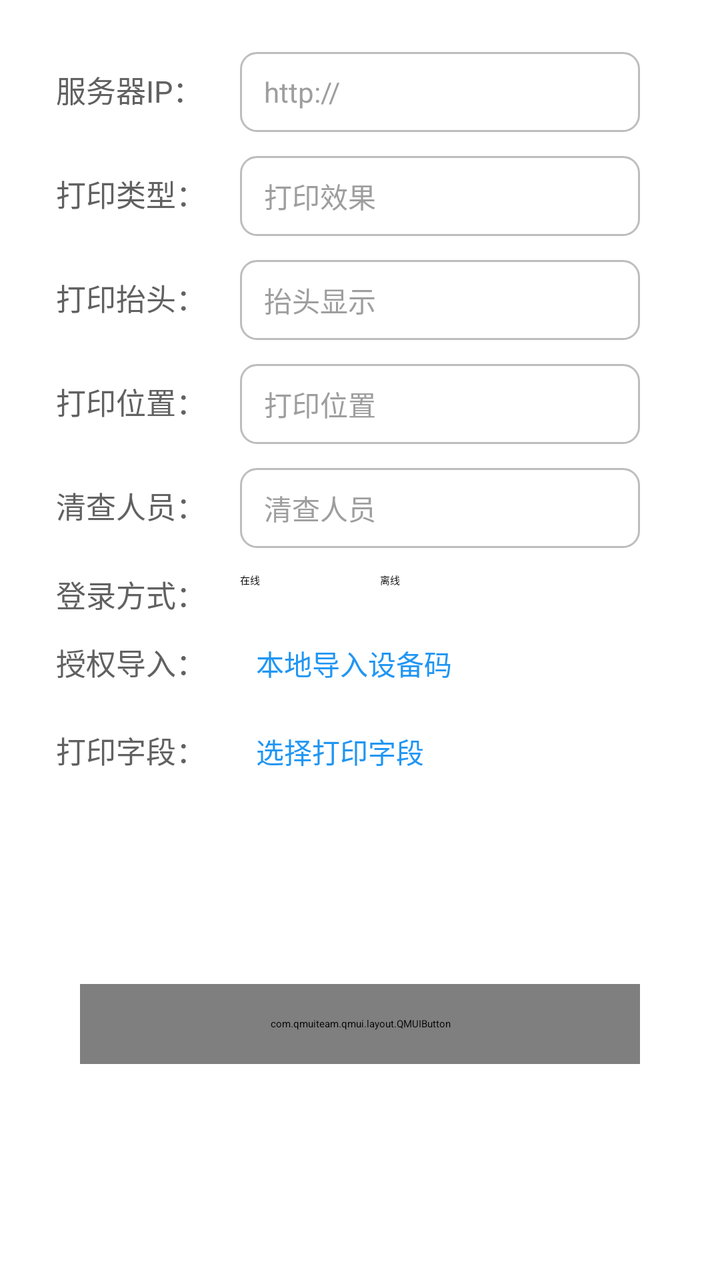
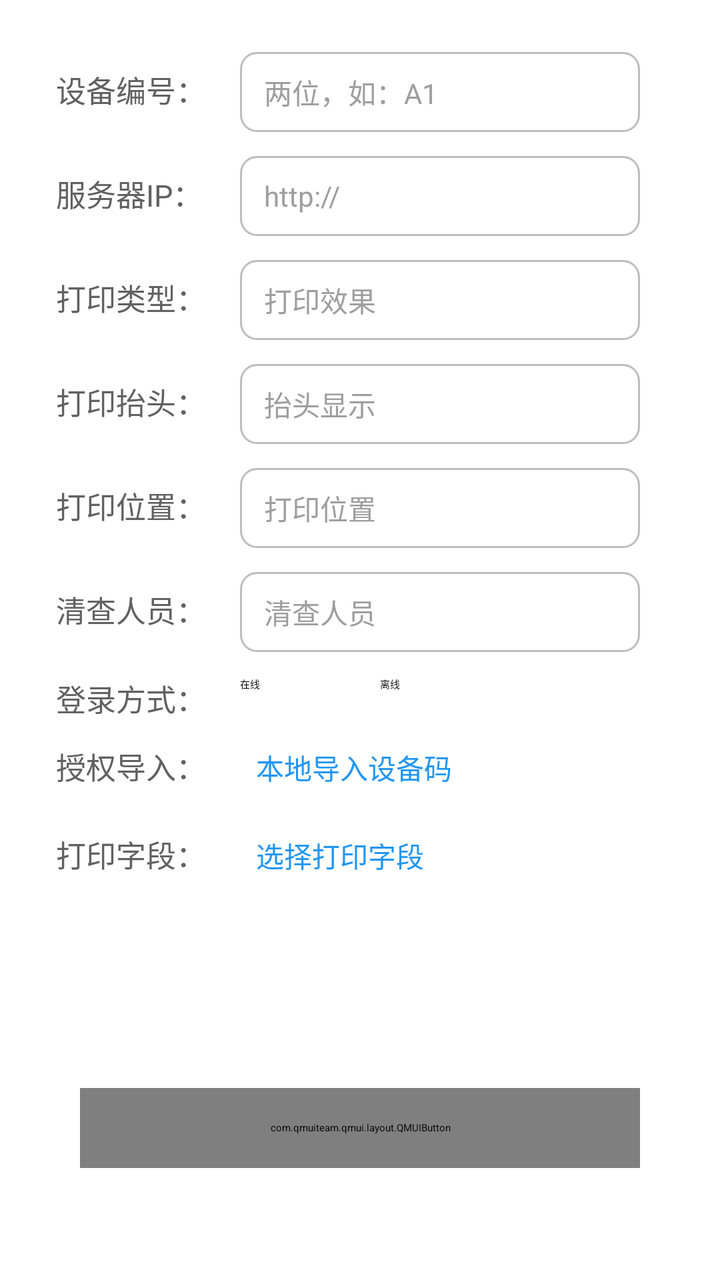

Before-and-after screenshots of an Android layout around one commit, followed by the original layout XML and the change that was made.
<!-- AndroidManifest.xml: application theme AppTheme -->
<!-- res/layout/activity_login_setting.xml -->
<?xml version="1.0" encoding="utf-8"?>
<ScrollView xmlns:android="http://schemas.android.com/apk/res/android"
            android:layout_width="match_parent"
            android:layout_height="match_parent">

    <LinearLayout
            android:layout_width="match_parent"
            android:layout_height="wrap_content"
            android:orientation="vertical"
            android:padding="0dp">

        <com.qmuiteam.qmui.widget.QMUITopBar
                android:id="@+id/topbar"
                android:layout_width="match_parent"
                android:layout_height="?attr/qmui_topbar_height"/>

        <LinearLayout
                android:layout_width="match_parent"
                android:layout_height="match_parent"
                android:orientation="vertical"
                android:padding="20dp">

            
            <LinearLayout
                    android:layout_width="match_parent"
                    android:layout_height="wrap_content"
                    android:paddingVertical="6dp"
                    android:orientation="horizontal">

                <TextView
                        style="@style/from_label"
                        android:layout_width="100dp"
                        android:layout_height="wrap_content"
                        android:text="服务器IP："/>

                <EditText
                        android:id="@+id/editServerIP"
                        style="@style/from_value"
                        android:layout_width="0dp"
                        android:layout_weight="3"
                        android:layout_marginRight="20dp"
                        android:drawablePadding="10dp"
                        android:focusable="true"
                        android:focusableInTouchMode="true"
                        android:text=""
                        android:hint="http://"/>
            </LinearLayout>

            
            <LinearLayout
                    android:layout_width="match_parent"
                    android:layout_height="wrap_content"
                    android:paddingVertical="6dp"
                    android:orientation="horizontal">

                <TextView
                        style="@style/from_label"
                        android:layout_width="100dp"
                        android:layout_height="wrap_content"
                        android:text="打印类型："/>

                <EditText
                        android:id="@+id/editPrinter"
                        style="@style/from_value"
                        android:layout_width="0dp"
                        android:layout_weight="3"
                        android:layout_marginRight="20dp"
                        android:drawablePadding="10dp"
                        android:focusable="false"
                        android:focusableInTouchMode="false"
                        android:text=""
                        android:hint="打印效果"/>
            </LinearLayout>

            <LinearLayout
                    android:layout_width="match_parent"
                    android:layout_height="wrap_content"
                    android:paddingVertical="6dp"
                    android:orientation="horizontal">

                <TextView
                        style="@style/from_label"
                        android:layout_width="100dp"
                        android:layout_height="wrap_content"
                        android:text="打印抬头："/>

                <EditText
                        android:id="@+id/editPrinterTitle"
                        style="@style/from_value"
                        android:layout_width="0dp"
                        android:layout_weight="3"
                        android:layout_marginRight="20dp"
                        android:drawablePadding="10dp"
                        android:focusable="false"
                        android:focusableInTouchMode="false"
                        android:text=""
                        android:hint="抬头显示"/>
            </LinearLayout>

            <LinearLayout
                    android:layout_width="match_parent"
                    android:layout_height="wrap_content"
                    android:paddingVertical="6dp"
                    android:orientation="horizontal">

                <TextView
                        style="@style/from_label"
                        android:layout_width="100dp"
                        android:layout_height="wrap_content"
                        android:text="打印位置："/>

                <EditText
                        android:id="@+id/editPrinterPosition"
                        style="@style/from_value"
                        android:layout_width="0dp"
                        android:layout_weight="3"
                        android:layout_marginRight="20dp"
                        android:drawablePadding="10dp"
                        android:focusable="false"
                        android:focusableInTouchMode="false"
                        android:text=""
                        android:hint="打印位置"/>
            </LinearLayout>

            <LinearLayout
                    android:layout_width="match_parent"
                    android:layout_height="wrap_content"
                    android:paddingVertical="6dp"
                    android:orientation="horizontal">

                <TextView
                        style="@style/from_label"
                        android:layout_width="100dp"
                        android:layout_height="wrap_content"
                        android:text="清查人员："/>

                <EditText
                        android:id="@+id/editQCY"
                        style="@style/from_value"
                        android:layout_width="0dp"
                        android:layout_weight="3"
                        android:layout_marginRight="20dp"
                        android:drawablePadding="10dp"
                        android:focusable="false"
                        android:focusableInTouchMode="false"
                        android:text=""
                        android:hint="清查人员"/>
            </LinearLayout>

            <LinearLayout
                    android:layout_width="match_parent"
                    android:layout_height="wrap_content"
                    android:paddingVertical="6dp"
                    android:orientation="horizontal">

                <TextView
                        style="@style/from_label"
                        android:layout_width="100dp"
                        android:layout_height="wrap_content"
                        android:text="登录方式："/>

                <RadioGroup
                        android:id="@+id/radioGroupOfflineLogin"
                        android:layout_height="wrap_content"
                        android:layout_width="wrap_content"
                        android:layout_marginEnd="20dp"
                        android:orientation="horizontal">

                    <RadioButton
                            android:id="@+id/radioYes"
                            android:layout_width="wrap_content"
                            android:layout_height="wrap_content"
                            android:layout_marginEnd="60dp"
                            android:text="在线"
                            android:checked="true"
                            android:buttonTint="@color/primary_color"/>

                    <RadioButton
                            android:id="@+id/radioNo"
                            android:layout_width="wrap_content"
                            android:layout_height="wrap_content"
                            android:text="离线"
                            android:checked="false"
                            android:buttonTint="@color/primary_color"/>
                </RadioGroup>
            </LinearLayout>

            <LinearLayout
                    android:layout_width="match_parent"
                    android:layout_height="wrap_content"
                    android:paddingVertical="6dp"
                    android:orientation="horizontal">

                <TextView
                        style="@style/from_label"
                        android:layout_width="100dp"
                        android:layout_height="wrap_content"
                        android:text="授权导入："/>

                <TextView
                        android:id="@+id/importAuthorizationCodeBtnId"
                        style="@style/from_label"
                        android:layout_height="wrap_content"
                        android:layout_width="0dp"
                        android:layout_weight="3"
                        android:textColor="@color/primary_color"
                        android:textSize="14dp"
                        android:text="本地导入设备码"/>

            </LinearLayout>

            <LinearLayout
                    android:layout_width="match_parent"
                    android:layout_height="wrap_content"
                    android:paddingVertical="6dp"
                    android:layout_marginTop="10dp"
                    android:orientation="horizontal">

                <TextView
                        style="@style/from_label"
                        android:layout_width="100dp"
                        android:layout_height="wrap_content"
                        android:text="打印字段："/>

                <TextView
                        style="@style/from_label"
                        android:id="@+id/textPrinterField"
                        android:layout_height="wrap_content"
                        android:layout_width="0dp"
                        android:layout_weight="3"
                        android:textColor="@color/primary_color"
                        android:textSize="14dp"
                        android:text="选择打印字段"/>

            </LinearLayout>

            <LinearLayout
                    android:layout_width="match_parent"
                    android:layout_height="wrap_content"
                    android:layout_marginTop="100dp"
                    android:gravity="center_horizontal">

                <com.qmuiteam.qmui.layout.QMUIButton
                        android:id="@+id/buttonSave"
                        android:layout_width="280dp"
                        android:layout_height="40dp"
                        android:background="@drawable/bg_rounded_button"
                        android:text="确定"
                        android:textColor="@color/colorWhite"
                        android:layout_gravity="center_horizontal"/>
            </LinearLayout>

        </LinearLayout>
    </LinearLayout>
</ScrollView>
<!-- resources referenced by this layout -->
<resources>
  <color name="colorWhite">#F5F5F5</color>
  <color name="primary_color">#2196F3</color>
  <!-- drawable bg_rounded_button (drawable) -->
  <?xml version="1.0" encoding="utf-8"?>
  <shape xmlns:android="http://schemas.android.com/apk/res/android"
         android:shape="rectangle">
      <solid android:color="@color/primary_color" />
      <corners android:radius="10dp" />
  </shape>
  <style name="from_label" parent="TextAppearance.AppCompat.Body1">
          <item name="android:layout_width">0dp</item>
          <item name="android:layout_height">wrap_content</item>
          <item name="android:textSize">15sp</item>
          <item name="android:textColor">@color/form_label</item>
          <item name="android:paddingStart">8dp</item>
          <item name="android:paddingEnd">8dp</item>
          <item name="android:gravity">center_vertical</item>
      </style>
  <style name="AppTheme" parent="QMUI.Compat.NoActionBar">
          <item name="android:windowNoTitle">true</item>
          <item name="android:windowFullscreen">true</item>
          
          
          
          
          
          <item name="android:textAppearanceListItemSmall">@style/QDTextAppearanceListItemSmall</item>
          <item name="android:textAppearanceListItem">@style/QDtextAppearanceListItem</item>
          <item name="android:listPreferredItemHeight">?attr/qmui_list_item_height_higher</item>
          <item name="android:listPreferredItemHeightSmall">?attr/qmui_list_item_height</item>
  
          
          <item name="qmui_config_color_blue">@color/app_color_blue</item>
          <item name="qmui_round_btn_bg_color">@color/s_btn_blue_bg</item>
          <item name="qmui_round_btn_border_color">@color/s_btn_blue_border</item>
          <item name="qmui_round_btn_text_color">@color/s_btn_blue_text</item>
          <item name="qmui_content_spacing_horizontal">20dp</item>
          <item name="qmui_content_padding_horizontal">@dimen/qmui_content_spacing_horizontal</item>
  
          <item name="QMUITopBarStyle">@style/QDTopBar</item>
  
          
          <item name="app_primary_color">?attr/qmui_config_color_blue</item>
          <item name="app_content_bg_color">@color/qmui_config_color_white</item>
  
      </style>
  <color name="form_label">#616161</color>
  <color name="primary_text">#212121</color>
  <color name="hint_text">#9E9E9E</color>
  <style name="QDTextAppearanceListItemSmall">
          <item name="android:textColor">?attr/qmui_config_color_gray_4</item>
          <item name="android:textSize">16sp</item>
          <item name="android:background">?attr/qmui_s_list_item_bg_with_border_bottom_inset_left
          </item>
      </style>
  <style name="QDtextAppearanceListItem">
          <item name="android:textColor">?attr/qmui_config_color_black</item>
          <item name="android:textSize">18sp</item>
          <item name="android:background">?attr/qmui_s_list_item_bg_with_border_bottom_inset_left
          </item>
      </style>
  <color name="app_color_blue">#2196F3</color>
  <color name="edittext_focused">#2196F3</color>
  <color name="edittext_stroke">#BDBDBD</color>
  <!-- unchanged entries left out for length: 3 -->
</resources>

<!-- the commit's change to res/layout/activity_login_setting.xml (unified diff, before → after) -->
@@ -19,6 +19,33 @@
                 android:layout_height="match_parent"
                 android:orientation="vertical"
                 android:padding="20dp">
+
+            
+            <LinearLayout
+                    android:layout_width="match_parent"
+                    android:layout_height="wrap_content"
+                    android:paddingVertical="6dp"
+                    android:orientation="horizontal">
+
+                <TextView
+                        style="@style/from_label"
+                        android:layout_width="100dp"
+                        android:layout_height="wrap_content"
+                        android:text="设备编号："/>
+
+                <EditText
+                        android:id="@+id/editDeviceNo"
+                        style="@style/from_value"
+                        android:layout_width="0dp"
+                        android:layout_weight="3"
+                        android:layout_marginRight="20dp"
+                        android:drawablePadding="10dp"
+                        android:focusable="true"
+                        android:focusableInTouchMode="true"
+                        android:maxLength="2"
+                        android:inputType="textCapCharacters"
+                        android:hint="两位，如：A1"/>
+            </LinearLayout>
 
             
             <LinearLayout
<!-- resource entries referenced after the edit -->
@@ -39,6 +39,9 @@
           <item name="qmui_content_spacing_horizontal">20dp</item>
           <item name="qmui_content_padding_horizontal">@dimen/qmui_content_spacing_horizontal</item>
   
+          
+          <item name="alertDialogTheme">@style/AppAlertDialogTheme</item>
+  
           <item name="QMUITopBarStyle">@style/QDTopBar</item>
   
           
@@ -62,8 +65,19 @@
           </item>
       </style>
   <color name="app_color_blue">#2196F3</color>
+  <style name="AppAlertDialogTheme" parent="Theme.AppCompat.Dialog.Alert">
+          <item name="android:windowBackground">@drawable/bg_dialog_round_white</item>
+      </style>
   <color name="edittext_focused">#2196F3</color>
   <color name="edittext_stroke">#BDBDBD</color>
+  <!-- drawable bg_dialog_round_white (drawable) -->
+  <?xml version="1.0" encoding="utf-8"?>
+  <shape xmlns:android="http://schemas.android.com/apk/res/android"
+         android:shape="rectangle">
+      <solid android:color="#FFFFFF" />
+      <corners android:radius="@dimen/qmui_dialog_radius" />
+  </shape>
+  <dimen name="qmui_dialog_radius">8dp</dimen>
   <!-- unchanged entries left out for length: 3 -->
 </resources>
 
